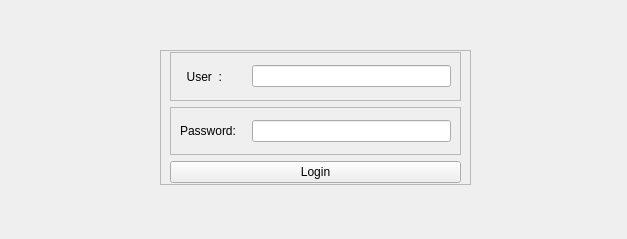
mumu0215/Monitor, file User/logincheck.ui: the form before one commit.
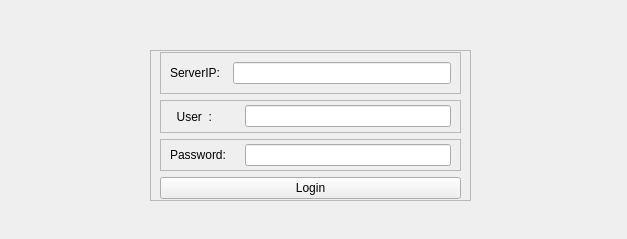
The form after the commit.

Patch:
```diff
--- a/User/logincheck.ui
+++ b/User/logincheck.ui
@@ -17,10 +17,10 @@
    <widget class="QFrame" name="frame_3">
     <property name="geometry">
      <rect>
-      <x>160</x>
+      <x>150</x>
       <y>50</y>
-      <width>311</width>
-      <height>135</height>
+      <width>321</width>
+      <height>151</height>
      </rect>
     </property>
     <property name="frameShape">
@@ -36,6 +36,28 @@
      <property name="bottomMargin">
       <number>1</number>
      </property>
+     <item>
+      <widget class="QFrame" name="frame">
+       <property name="frameShape">
+        <enum>QFrame::StyledPanel</enum>
+       </property>
+       <property name="frameShadow">
+        <enum>QFrame::Raised</enum>
+       </property>
+       <layout class="QHBoxLayout" name="horizontalLayout_3">
+        <item>
+         <widget class="QLabel" name="label">
+          <property name="text">
+           <string>ServerIP:  </string>
+          </property>
+         </widget>
+        </item>
+        <item>
+         <widget class="QLineEdit" name="lineEdit_3"/>
+        </item>
+       </layout>
+      </widget>
+     </item>
      <item>
       <widget class="QFrame" name="frame_2">
        <property name="frameShape">
```
